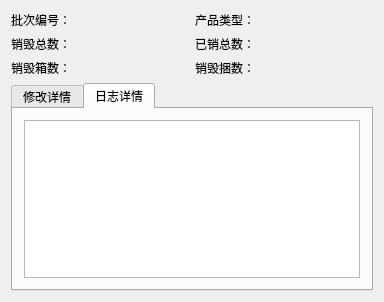
Before: the Qt Designer form ManagementClient/ClientDetial.ui in suselgz/CPJHManagementClient, drawn with Qt 5.
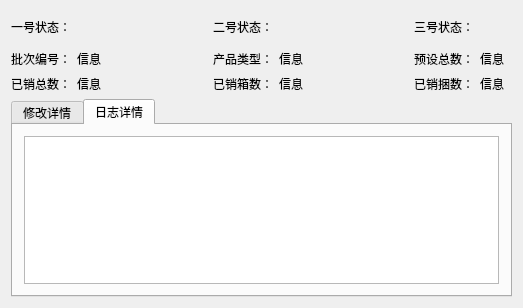
After: the same form once the commit is applied. The open tabs and pages were chosen to show the change.

Diff of the .ui file:
```diff
--- a/ManagementClient/ClientDetial.ui
+++ b/ManagementClient/ClientDetial.ui
@@ -6,8 +6,8 @@
    <rect>
     <x>0</x>
     <y>0</y>
-    <width>384</width>
-    <height>302</height>
+    <width>523</width>
+    <height>308</height>
    </rect>
   </property>
   <property name="windowTitle">
@@ -16,79 +16,197 @@
   <property name="styleSheet">
    <string notr="true"/>
   </property>
-  <layout class="QVBoxLayout" name="verticalLayout_4">
+  <layout class="QVBoxLayout" name="verticalLayout_2">
    <item>
     <layout class="QGridLayout" name="gridLayout">
-     <item row="3" column="1">
-      <widget class="QLabel" name="label_managerName">
+     <item row="2" column="7">
+      <widget class="QLabel" name="label_destroyBag">
        <property name="text">
-        <string/>
+        <string>信息</string>
        </property>
       </widget>
      </item>
-     <item row="2" column="1">
-      <widget class="QLabel" name="label_totalRecive">
+     <item row="0" column="1">
+      <widget class="QLabel" name="label_machine1Status">
+       <property name="minimumSize">
+        <size>
+         <width>32</width>
+         <height>32</height>
+        </size>
+       </property>
+       <property name="maximumSize">
+        <size>
+         <width>32</width>
+         <height>32</height>
+        </size>
+       </property>
        <property name="text">
         <string/>
        </property>
       </widget>
      </item>
-     <item row="1" column="0">
-      <widget class="QLabel" name="label_machineName">
+     <item row="2" column="3">
+      <widget class="QLabel" name="label_title_managerName">
        <property name="text">
-        <string>批次编号：</string>
+        <string>已销箱数：</string>
+       </property>
+      </widget>
+     </item>
+     <item row="1" column="1">
+      <widget class="QLabel" name="label_patchCode">
+       <property name="text">
+        <string>信息</string>
        </property>
       </widget>
      </item>
      <item row="2" column="0">
-      <widget class="QLabel" name="label_title_totalRecive">
-       <property name="text">
-        <string>销毁总数：</string>
-       </property>
-      </widget>
-     </item>
-     <item row="2" column="2">
       <widget class="QLabel" name="label_title_totalRetrieve">
        <property name="text">
         <string>已销总数：</string>
        </property>
       </widget>
      </item>
-     <item row="2" column="3">
-      <widget class="QLabel" name="label_totalRetrieve">
+     <item row="1" column="7">
+      <widget class="QLabel" name="label_preSetNum">
        <property name="text">
-        <string/>
+        <string>信息</string>
        </property>
       </widget>
      </item>
-     <item row="3" column="0">
-      <widget class="QLabel" name="label_title_managerName">
-       <property name="text">
-        <string>销毁箱数：</string>
-       </property>
-      </widget>
-     </item>
-     <item row="3" column="2">
+     <item row="2" column="6">
       <widget class="QLabel" name="label_title_exceptionCount">
        <property name="text">
-        <string>销毁捆数：</string>
+        <string>已销捆数：</string>
        </property>
       </widget>
      </item>
-     <item row="3" column="3">
-      <widget class="QLabel" name="label_exceptionCount">
+     <item row="0" column="4">
+      <widget class="QLabel" name="label_machine2Status">
+       <property name="minimumSize">
+        <size>
+         <width>32</width>
+         <height>32</height>
+        </size>
+       </property>
+       <property name="maximumSize">
+        <size>
+         <width>32</width>
+         <height>32</height>
+        </size>
+       </property>
        <property name="text">
         <string/>
        </property>
       </widget>
      </item>
-     <item row="1" column="2">
+     <item row="0" column="6">
+      <widget class="QLabel" name="label_title_totalRecive_2">
+       <property name="text">
+        <string>三号状态：</string>
+       </property>
+      </widget>
+     </item>
+     <item row="0" column="3">
+      <widget class="QLabel" name="label_operatorName_2">
+       <property name="text">
+        <string>二号状态：</string>
+       </property>
+      </widget>
+     </item>
+     <item row="1" column="6">
+      <widget class="QLabel" name="label_title_totalRecive">
+       <property name="text">
+        <string>预设总数：</string>
+       </property>
+      </widget>
+     </item>
+     <item row="0" column="0">
+      <widget class="QLabel" name="label_machineName_2">
+       <property name="text">
+        <string>一号状态：</string>
+       </property>
+      </widget>
+     </item>
+     <item row="2" column="4">
+      <widget class="QLabel" name="label_destroyBox">
+       <property name="text">
+        <string>信息</string>
+       </property>
+      </widget>
+     </item>
+     <item row="0" column="7">
+      <widget class="QLabel" name="label_machine3Status">
+       <property name="minimumSize">
+        <size>
+         <width>32</width>
+         <height>32</height>
+        </size>
+       </property>
+       <property name="maximumSize">
+        <size>
+         <width>32</width>
+         <height>32</height>
+        </size>
+       </property>
+       <property name="text">
+        <string/>
+       </property>
+      </widget>
+     </item>
+     <item row="1" column="4">
+      <widget class="QLabel" name="label_productType">
+       <property name="text">
+        <string>信息</string>
+       </property>
+      </widget>
+     </item>
+     <item row="1" column="0">
+      <widget class="QLabel" name="label_machineName">
+       <property name="text">
+        <string>批次编号：</string>
+       </property>
+      </widget>
+     </item>
+     <item row="1" column="3">
       <widget class="QLabel" name="label_operatorName">
        <property name="text">
         <string>产品类型：</string>
        </property>
       </widget>
      </item>
+     <item row="2" column="1">
+      <widget class="QLabel" name="label_destroyNum">
+       <property name="text">
+        <string>信息</string>
+       </property>
+      </widget>
+     </item>
+     <item row="0" column="2">
+      <spacer name="horizontalSpacer">
+       <property name="orientation">
+        <enum>Qt::Horizontal</enum>
+       </property>
+       <property name="sizeHint" stdset="0">
+        <size>
+         <width>40</width>
+         <height>20</height>
+        </size>
+       </property>
+      </spacer>
+     </item>
+     <item row="1" column="5">
+      <spacer name="horizontalSpacer_2">
+       <property name="orientation">
+        <enum>Qt::Horizontal</enum>
+       </property>
+       <property name="sizeHint" stdset="0">
+        <size>
+         <width>40</width>
+         <height>20</height>
+        </size>
+       </property>
+      </spacer>
+     </item>
     </layout>
    </item>
    <item>
@@ -97,7 +215,7 @@
       <string notr="true"/>
      </property>
      <property name="currentIndex">
-      <number>0</number>
+      <number>1</number>
      </property>
      <widget class="QWidget" name="tab">
       <attribute name="title">
@@ -105,7 +223,7 @@
       </attribute>
       <layout class="QVBoxLayout" name="verticalLayout">
        <item>
-        <widget class="QTableView" name="tableView_reciveDetial"/>
+        <widget class="QTableView" name="tableView_modifyDetial"/>
        </item>
       </layout>
      </widget>
@@ -115,7 +233,7 @@
       </attribute>
       <layout class="QVBoxLayout" name="verticalLayout_3">
        <item>
-        <widget class="QTableView" name="tableView_exceptionDetial"/>
+        <widget class="QTableView" name="tableView_logDetial"/>
        </item>
       </layout>
      </widget>
```
